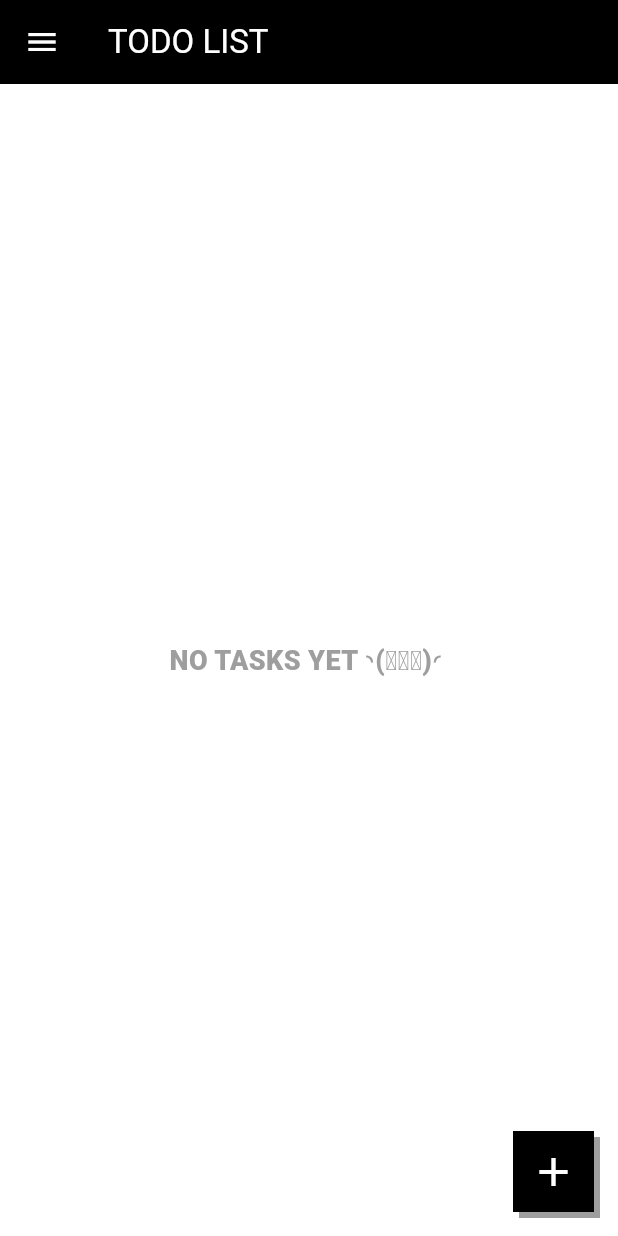
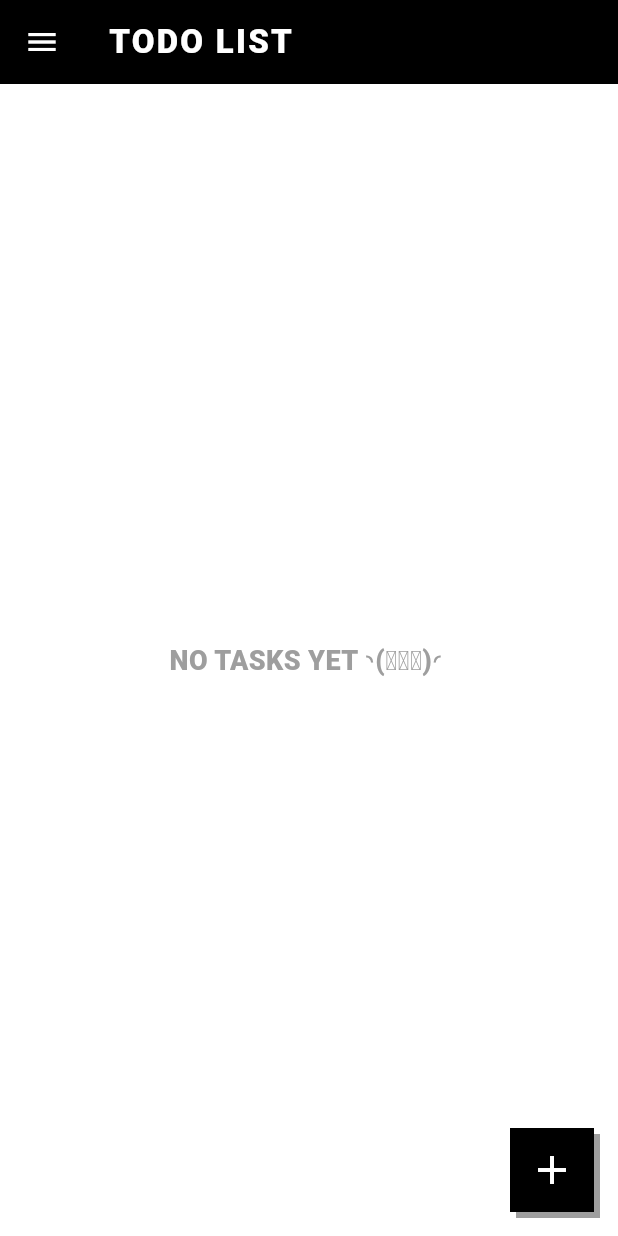
Before and after one commit to Azelzy/PROJEK_KOLLAB_FLUTTER_06_17, a Flutter app: the TodoListPageWide screen opened directly, on a phone screen of 412 x 824 dp. Run offline on Flutter 3.47's test engine with Material 3 defaults, Android fonts, the phone set to English and light mode, and no system bars; our stand-ins replace get, loading_animation_widget, shared_preferences; accounts and stored records are empty.

Commit message:
update pages

```diff
--- a/lib/pages.dart
+++ b/lib/pages.dart
@@ -7,6 +7,7 @@ import 'package:project_17_6/pages/Mobile/profile_ihsan_page.dart';
 import 'package:flutter/material.dart';
 import 'package:project_17_6/pages/responsive_login_page.dart';
 import 'package:project_17_6/pages/responsive_register_page.dart';
+import 'package:project_17_6/pages/responsive_todo_list_edit_page.dart';
 
 class AppPages {
   static final pages = <GetPage>[
@@ -27,7 +28,7 @@ class AppPages {
     ),
     GetPage(
       name: AppRoutes.todoEdit,
-      page: () => const TodoEditPage(),
+      page: () => ResponsiveTodoListEditPage(),
       binding: BottomNavPageBinding(),
     ),
     GetPage(
--- a/lib/pages/Widescreen/todo_list_page_wide.dart
+++ b/lib/pages/Widescreen/todo_list_page_wide.dart
@@ -16,12 +16,23 @@ class TodoListPageWide extends StatelessWidget {
       backgroundColor: Colors.white,
       drawer: const BrutalistDrawer(),
       appBar: AppBar(
-        title: const Text("TODO LIST"),
+        title: const Text(
+          "TODO LIST",
+          style: TextStyle(
+            fontWeight: FontWeight.w900,
+            letterSpacing: 1.5,
+          ),
+        ),
         backgroundColor: Colors.black,
         foregroundColor: Colors.white,
+        elevation: 0,
       ),
-      body: Obx(() {
+      body: SafeArea(
+        child: Padding(
+          padding: const EdgeInsets.all(16),
+          child: Obx(() {
             final activeList = todoController.activeList;
+
             if (activeList.isEmpty) {
               return const Center(
                 child: Text(
@@ -35,11 +46,22 @@ class TodoListPageWide extends StatelessWidget {
               );
             }
 
-        return ListView.builder(
-          padding: const EdgeInsets.all(16),
+            // Grid layout agar tampilan lebih bervariasi
+            return LayoutBuilder(
+              builder: (context, constraints) {
+                bool isWide = constraints.maxWidth > 500;
+
+                return GridView.builder(
+                  gridDelegate: SliverGridDelegateWithFixedCrossAxisCount(
+                    crossAxisCount: isWide ? 2 : 1,
+                    crossAxisSpacing: 16,
+                    mainAxisSpacing: 16,
+                    childAspectRatio: isWide ? 2.8 : 3.2,
+                  ),
                   itemCount: activeList.length,
                   itemBuilder: (context, index) {
                     final todo = activeList[index];
+
                     return Dismissible(
                       key: Key(todo.id),
                       direction: DismissDirection.startToEnd,
@@ -54,19 +76,24 @@ class TodoListPageWide extends StatelessWidget {
                       ),
                       child: TodoCard(
                         todo: todo,
-                onChanged: (value) =>
-                    todoController.toggleComplete(todo.id, value ?? false),
-                onEdit: () => Get.toNamed(AppRoutes.todoListEdit, arguments: todo.id),
+                        onChanged: (value) => todoController.toggleComplete(
+                            todo.id, value ?? false),
+                        onEdit: () =>
+                            Get.toNamed(AppRoutes.todoListEdit, arguments: todo.id),
                         isHistoryPage: false,
                       ),
                     );
                   },
                 );
+              },
+            );
           }),
+        ),
+      ),
       floatingActionButton: Container(
         decoration: BoxDecoration(
           color: Colors.black,
-          border: Border.all(color: Colors.black, width: 3),
+          border: Border.all(color: Colors.black, width: 4),
           boxShadow: const [
             BoxShadow(color: Colors.grey, offset: Offset(4, 4), blurRadius: 0),
           ],
```
Also changed, not shown: lib/pages/responsive_todo_list_page.dart (added, +24 -0 lines). Lines whose indentation alone changed are shown as unchanged.
